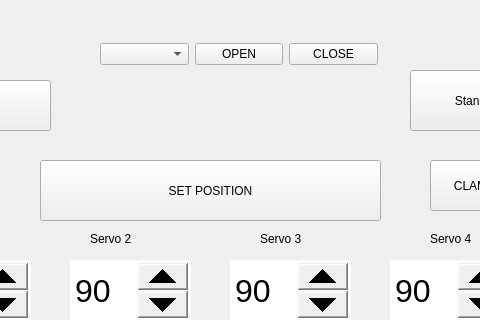
Above: threads/mainwindow.ui from evkuz/qt_linux before the change; both pictures show x 100 to 580 and y 0 to 320 of the 950 by 482 pixel window. Below: the same form after it.
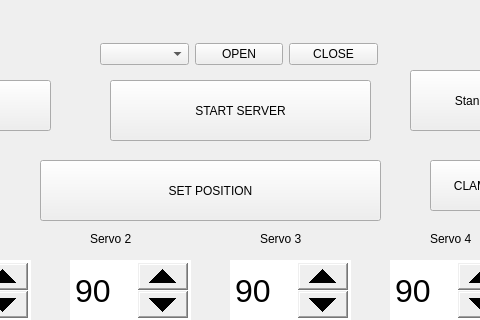
That is the form after the change.

Commit message: 23.09.2021 web server running at it's own thread

```diff
--- a/threads/mainwindow.ui
+++ b/threads/mainwindow.ui
@@ -439,6 +439,19 @@
     <string>TRAIN</string>
    </property>
   </widget>
+  <widget class="QPushButton" name="start_tcpButton">
+   <property name="geometry">
+    <rect>
+     <x>210</x>
+     <y>80</y>
+     <width>261</width>
+     <height>61</height>
+    </rect>
+   </property>
+   <property name="text">
+    <string>START SERVER</string>
+   </property>
+  </widget>
  </widget>
  <resources/>
  <connections/>
```
The commit also changes 11 other files.
